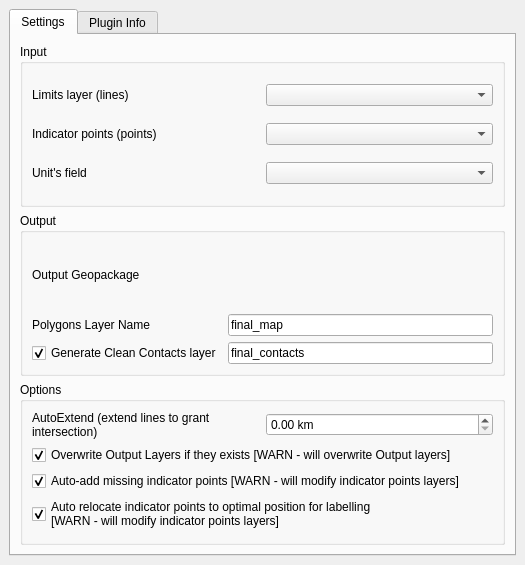
Qt form mappy/qgismappy_dockwidget_base.ui (europlanet-gmap/mappy) before a commit.
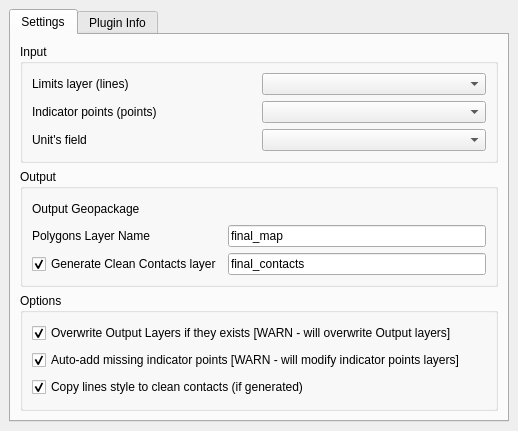
The same form after that commit. The open tabs and pages were chosen to show the change. Custom widgets are drawn as their Qt base class.

Commit message: several additions comprising save/reload with project (wip), warn on unsaved/missing layers, output layers set to read only, line style copy-over. Removed unused widgets, fixed link in infobox

```diff
--- a/mappy/qgismappy_dockwidget_base.ui
+++ b/mappy/qgismappy_dockwidget_base.ui
@@ -9,8 +9,8 @@
    <rect>
     <x>0</x>
     <y>0</y>
-    <width>525</width>
-    <height>565</height>
+    <width>518</width>
+    <height>431</height>
    </rect>
   </property>
   <property name="windowTitle">
@@ -123,27 +123,7 @@
            <string>Options</string>
           </property>
           <layout class="QGridLayout" name="gridLayout_7">
-           <item row="0" column="0">
-            <widget class="QLabel" name="label_4">
-             <property name="text">
-              <string>AutoExtend (extend lines to grant intersection)</string>
-             </property>
-             <property name="wordWrap">
-              <bool>true</bool>
-             </property>
-            </widget>
-           </item>
-           <item row="0" column="1">
-            <widget class="QgsDoubleSpinBox" name="auto_extend">
-             <property name="suffix">
-              <string> km</string>
-             </property>
-             <property name="maximum">
-              <double>100000.000000000000000</double>
-             </property>
-            </widget>
-           </item>
-           <item row="1" column="0" colspan="2">
+           <item row="0" column="0" colspan="2">
             <widget class="QCheckBox" name="overwrite">
              <property name="text">
               <string>Overwrite Output Layers if they exists [WARN - will overwrite Output layers]</string>
@@ -153,7 +133,7 @@
              </property>
             </widget>
            </item>
-           <item row="2" column="0" colspan="2">
+           <item row="1" column="0">
             <widget class="QCheckBox" name="add_indicators">
              <property name="text">
               <string>Auto-add missing indicator points [WARN - will modify indicator points layers]</string>
@@ -163,11 +143,10 @@
              </property>
             </widget>
            </item>
-           <item row="3" column="0" colspan="2">
-            <widget class="QCheckBox" name="update_points_locations">
+           <item row="2" column="0">
+            <widget class="QCheckBox" name="copyoverlinestyle">
              <property name="text">
-              <string>Auto relocate indicator points to optimal position for labelling
-[WARN - will modify indicator points layers]</string>
+              <string>Copy lines style to clean contacts (if generated)</string>
              </property>
              <property name="checked">
               <bool>true</bool>
@@ -199,11 +178,6 @@
   </widget>
  </widget>
  <customwidgets>
-  <customwidget>
-   <class>QgsDoubleSpinBox</class>
-   <extends>QDoubleSpinBox</extends>
-   <header>qgsdoublespinbox.h</header>
-  </customwidget>
   <customwidget>
    <class>QgsFieldComboBox</class>
    <extends>QComboBox</extends>
```
Left out of the diff: 4 changed lines with no effect on the pictures. The commit also changes 9 other files.
